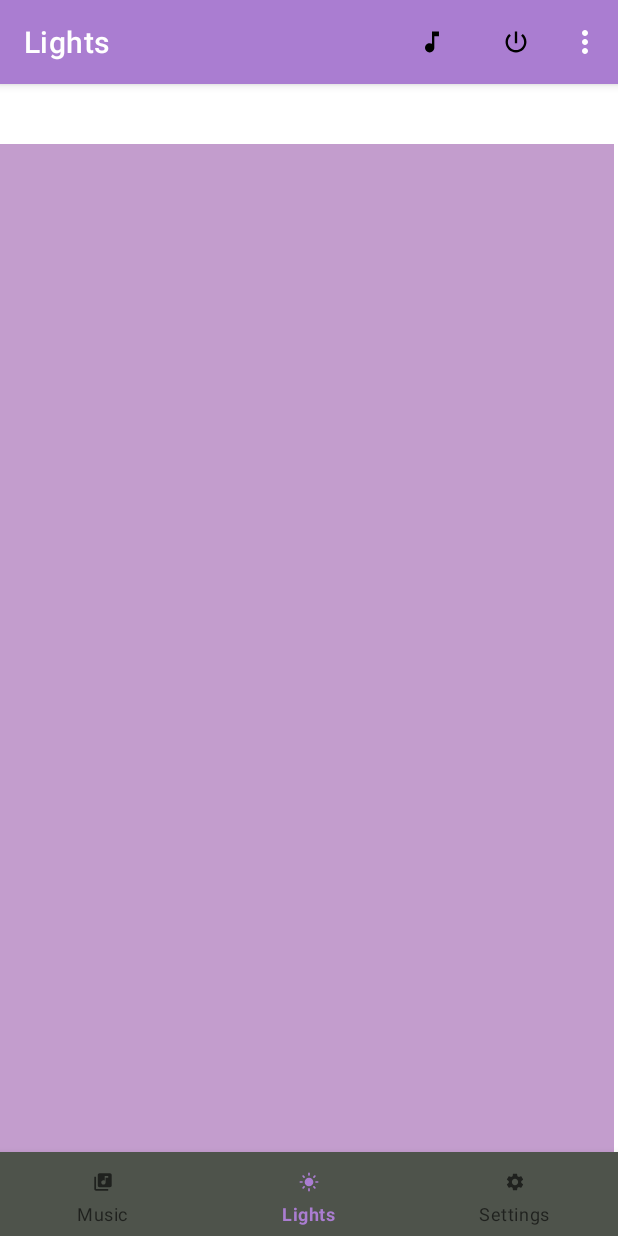
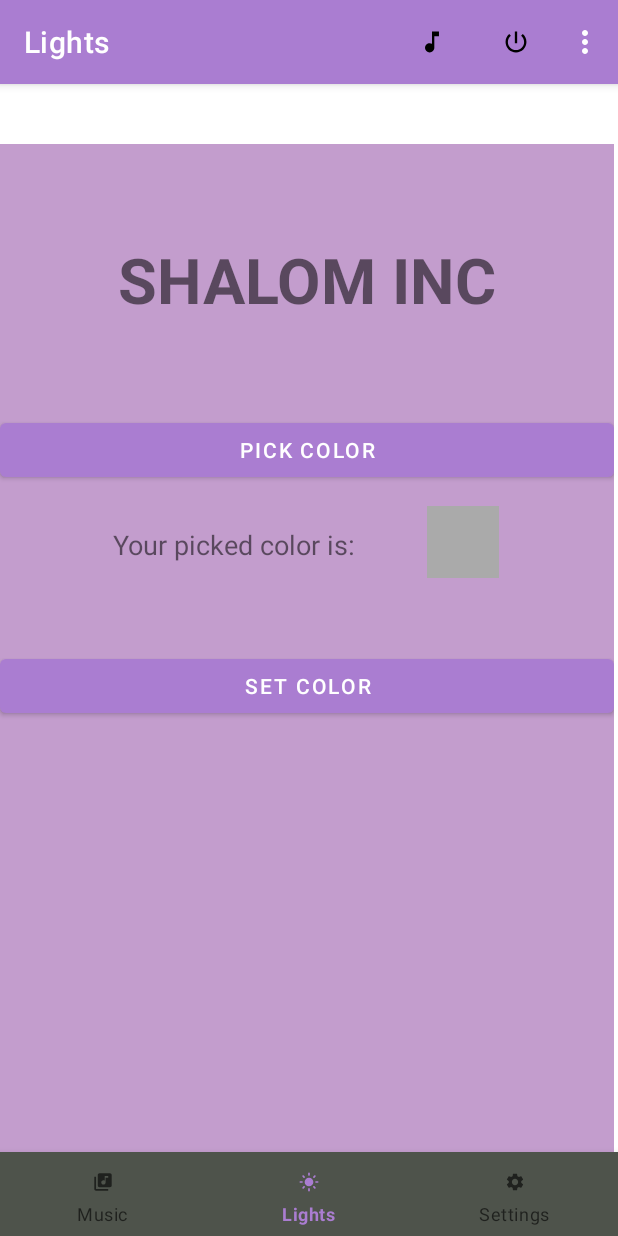
Before and after one commit to bhargavpatel2001/SMARTBEATS, an Android app: the LightsFragment screen opened through its navigation route, on a phone screen of 412 x 824 dp. Run offline under Robolectric (Android 15) with nearby library versions, the phone set to English and light mode, and no system bars; our stand-ins replace navigation-ui; libraries missing offline, so code that uses them is left out: yuku.ambilwarna.

Commit message:
Finished designing by Added few buttons, textview and view for the lights.xml file.

```diff
--- a/SHALOMINC/src/main/res/layout/fragment_lights.xml
+++ b/SHALOMINC/src/main/res/layout/fragment_lights.xml
@@ -8,17 +8,72 @@
     tools:context=".ui.lights.LightsFragment">
 
     <TextView
-        android:id="@+id/text_dashboard"
-        android:layout_width="match_parent"
+        android:id="@+id/shalom_heading"
+        android:layout_width="wrap_content"
         android:layout_height="wrap_content"
-        android:layout_marginStart="8dp"
-        android:layout_marginTop="8dp"
-        android:layout_marginEnd="8dp"
-        android:textAlignment="center"
-        android:textSize="20sp"
-        app:layout_constraintBottom_toBottomOf="parent"
+        android:layout_gravity="center"
+        android:text="SHALOM INC"
+        android:textSize="42sp"
+        android:textStyle="bold"
+        app:layout_constraintBottom_toTopOf="@+id/shalom_pick_color_btn"
         app:layout_constraintEnd_toEndOf="parent"
         app:layout_constraintStart_toStartOf="parent"
         app:layout_constraintTop_toTopOf="parent" />
 
+    <Button
+        android:id="@+id/shalom_pick_color_btn"
+        android:layout_width="match_parent"
+        android:layout_height="wrap_content"
+        android:layout_gravity="center"
+        android:layout_marginTop="180dp"
+        android:text="Pick Color"
+        app:layout_constraintBottom_toTopOf="@+id/shalom_set_color_btn"
+        app:layout_constraintEnd_toEndOf="parent"
+        app:layout_constraintHorizontal_bias="1.0"
+        app:layout_constraintStart_toStartOf="parent"
+        app:layout_constraintTop_toTopOf="parent"
+        app:layout_constraintVertical_bias="0.0" />
+
+    <TextView
+        android:id="@+id/shalomTextView"
+        android:layout_width="wrap_content"
+        android:layout_height="wrap_content"
+        android:layout_gravity="center"
+        android:layout_marginStart="4dp"
+        android:text="Your picked color is:"
+        android:textSize="18sp"
+        app:layout_constraintBottom_toBottomOf="parent"
+        app:layout_constraintEnd_toEndOf="parent"
+        app:layout_constraintHorizontal_bias="0.292"
+        app:layout_constraintStart_toStartOf="parent"
+        app:layout_constraintTop_toTopOf="parent"
+        app:layout_constraintVertical_bias="0.393" />
+
+    <View
+        android:id="@+id/shalom_preview_color"
+        android:layout_width="48dp"
+        android:layout_height="48dp"
+        android:layout_gravity="center"
+        android:layout_marginStart="48dp"
+        android:background="@android:color/darker_gray"
+        app:layout_constraintBottom_toBottomOf="parent"
+        app:layout_constraintEnd_toEndOf="parent"
+        app:layout_constraintHorizontal_bias="0.0"
+        app:layout_constraintStart_toEndOf="@+id/shalomTextView"
+        app:layout_constraintTop_toTopOf="parent"
+        app:layout_constraintVertical_bias="0.387" />
+
+    <Button
+        android:id="@+id/shalom_set_color_btn"
+        android:layout_width="match_parent"
+        android:layout_height="wrap_content"
+        android:layout_gravity="center"
+        android:text="Set Color"
+        app:layout_constraintBottom_toBottomOf="parent"
+        app:layout_constraintEnd_toEndOf="parent"
+        app:layout_constraintHorizontal_bias="1.0"
+        app:layout_constraintStart_toStartOf="parent"
+        app:layout_constraintTop_toTopOf="parent"
+        app:layout_constraintVertical_bias="0.541" />
+
 </androidx.constraintlayout.widget.ConstraintLayout>
```
